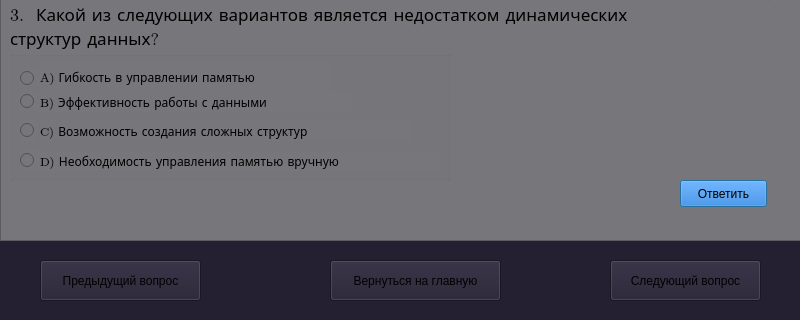
Above: kursovaya/zadania3.ui from Mixassss/kursovaya_nstu before the change; both pictures show x 0 to 800 and y 430 to 750 of the 800 by 750 pixel window. Below: the same form after it.
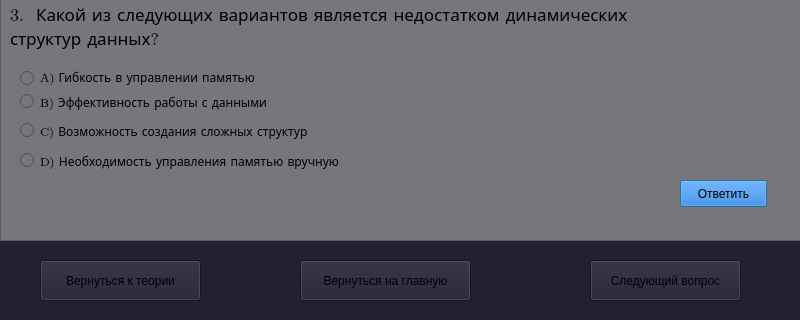
That is the form after the change.

Patch:
```diff
--- a/kursovaya/zadania3.ui
+++ b/kursovaya/zadania3.ui
@@ -667,13 +667,13 @@
     </rect>
    </property>
    <property name="text">
-    <string>Предыдущий вопрос</string>
+    <string>Пройти ещё раз</string>
    </property>
   </widget>
   <widget class="QPushButton" name="pushButton">
    <property name="geometry">
     <rect>
-     <x>330</x>
+     <x>300</x>
      <y>690</y>
      <width>171</width>
      <height>41</height>
@@ -686,7 +686,7 @@
   <widget class="QPushButton" name="pushButton_5">
    <property name="geometry">
     <rect>
-     <x>610</x>
+     <x>590</x>
      <y>690</y>
      <width>151</width>
      <height>41</height>
@@ -696,6 +696,19 @@
     <string>Следующий вопрос</string>
    </property>
   </widget>
+  <widget class="QPushButton" name="pushButton_3">
+   <property name="geometry">
+    <rect>
+     <x>40</x>
+     <y>690</y>
+     <width>161</width>
+     <height>41</height>
+    </rect>
+   </property>
+   <property name="text">
+    <string>Вернуться к теории</string>
+   </property>
+  </widget>
  </widget>
  <resources/>
  <connections/>
```
Left out of the diff: 15 changed lines with no effect on the pictures.
